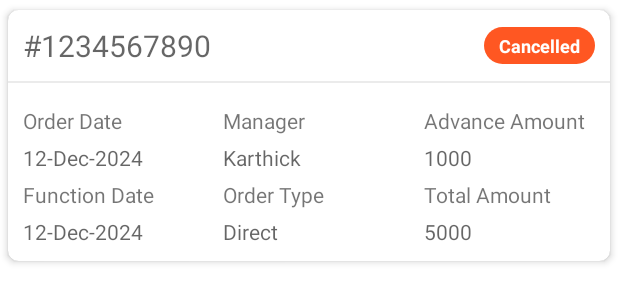
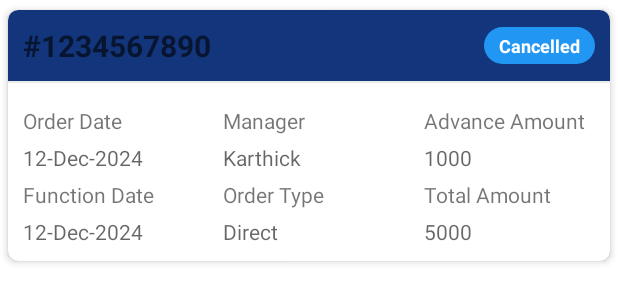
Before and after one commit to agniraj09/project-gold-android, an Android app: the layout card_order.xml on its own in the app's theme, with its tools: preview values and no code run, on a phone screen of 412 x 824 dp. Shown: the top 303 px of the screen. Run offline under Robolectric (Android 15) with nearby library versions, the phone set to English and light mode, and no system bars.

Commit message:
Minor code changes

```diff
--- a/app/src/main/java/com/business/project/gold/activity/EditOrderActivity.java
+++ b/app/src/main/java/com/business/project/gold/activity/EditOrderActivity.java
@@ -295,7 +295,8 @@
     private boolean isFormValid() {
         return (!totalAmount.getText().toString().isBlank()
                 && !customerName.getText().toString().isBlank()
-                && !customerMobileNumber.getText().toString().isBlank());
+                && !customerMobileNumber.getText().toString().isBlank()
+                && setContainer.getChildCount() > 0);
     }
 
     private void submitData() {
--- a/app/src/main/java/com/business/project/gold/activity/NewOrderSubmissionActivity.java
+++ b/app/src/main/java/com/business/project/gold/activity/NewOrderSubmissionActivity.java
@@ -191,7 +191,8 @@
     private boolean isFormValid() {
         return (!totalAmount.getText().toString().isBlank()
                 && !customerName.getText().toString().isBlank()
-                && !customerMobileNumber.getText().toString().isBlank());
+                && !customerMobileNumber.getText().toString().isBlank()
+                && setContainer.getChildCount() > 0);
     }
 
     // Submit action method
--- a/app/src/main/java/com/business/project/gold/adapter/OrderAdapter.java
+++ b/app/src/main/java/com/business/project/gold/adapter/OrderAdapter.java
@@ -54,7 +54,7 @@
     private void setStatusBackgroundColor(OrderDetailsDTOViewHolder holder, String status) {
         GradientDrawable background = (GradientDrawable) holder.statusLabel.getBackground();
         if ("NEW".equalsIgnoreCase(status)) {
-            background.setColor(ContextCompat.getColor(holder.itemView.getContext(), R.color.colorPrimary));
+            background.setColor(ContextCompat.getColor(holder.itemView.getContext(), R.color.blue));
         } else if ("SETTLED".equalsIgnoreCase(status)) {
             background.setColor(ContextCompat.getColor(holder.itemView.getContext(), R.color.green));
         } else {
--- a/app/src/main/res/drawable/order_label_background.xml
+++ b/app/src/main/res/drawable/order_label_background.xml
@@ -1,4 +1,4 @@
 <shape xmlns:android="http://schemas.android.com/apk/res/android" android:shape="rectangle">
-    <solid android:color="#FF5722" /> <!-- Default color, can change dynamically -->
+    <solid android:color="@color/blue" /> <!-- Default color, can change dynamically -->
     <corners android:radius="16dp" /> <!-- Rounded corners -->
 </shape>
--- a/app/src/main/res/layout/activity_new_order_submission.xml
+++ b/app/src/main/res/layout/activity_new_order_submission.xml
@@ -319,7 +319,7 @@
                         android:id="@+id/jewelSet_label"
                         android:layout_width="wrap_content"
                         android:layout_height="wrap_content"
-                        android:text="Jewel Set"/>
+                        android:text="Jewel Set*"/>
 
                     <LinearLayout
                         android:id="@+id/setContainer"
--- a/app/src/main/res/layout/card_order.xml
+++ b/app/src/main/res/layout/card_order.xml
@@ -23,7 +23,8 @@
 
             <RelativeLayout
                 android:layout_width="match_parent"
-                android:layout_height="wrap_content">
+                android:layout_height="wrap_content"
+                android:background="@color/colorPrimary">
 
                 <!-- Order ID TextView -->
                 <TextView
@@ -35,8 +36,9 @@
                     android:maxLines="1"
                     android:padding="10dp"
                     android:textAppearance="?android:attr/textAppearanceSmall"
-                    android:textColor="@color/black"
+                    android:textColor="@color/white"
                     android:textSize="20sp"
+                    android:textStyle="bold"
                     android:layout_alignParentStart="true"
                     android:layout_centerVertical="true"/>
 
@@ -52,7 +54,7 @@
                     android:paddingHorizontal="10dp"
                     android:paddingVertical="4dp"
                     android:text="Cancelled"
-                    android:textColor="@android:color/white"
+                    android:textColor="@color/white"
                     android:textStyle="bold"
                     android:textSize="12sp"/>
 
```
